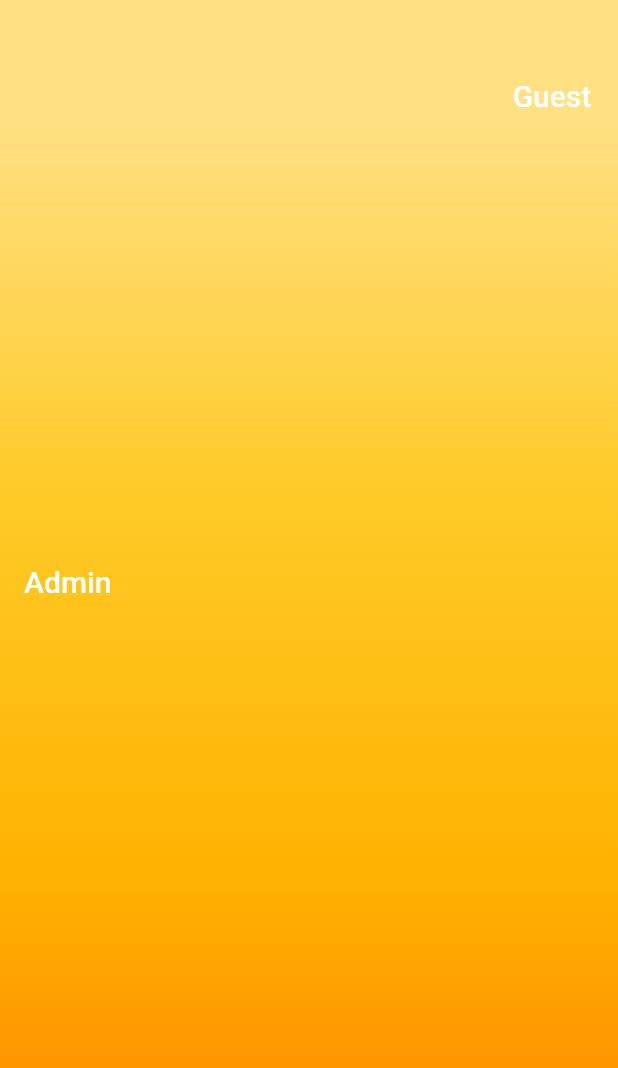
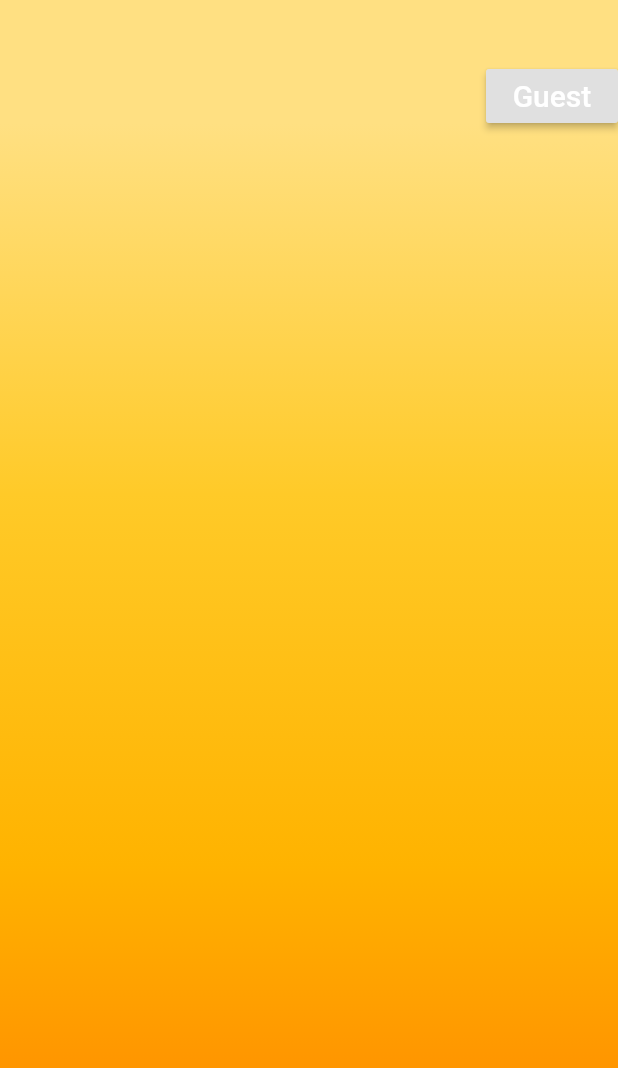
Before and after one commit to Wasivjoey/cups-, a Flutter app: the screen it shows after launch, on a phone screen of 412 x 824 dp. Shown: the top 1068 px of the screen. Run offline on Flutter 3.47's test engine with Material 2 defaults, Android fonts, the light colour scheme and no system bars.

Commit message:
button chanced from flat to raised

```diff
--- a/lib/Home.dart
+++ b/lib/Home.dart
@@ -44,7 +44,7 @@ class Home extends StatefulWidget{
              children: <Widget>[
                Container(
                  alignment: Alignment.centerRight,
-                 child: FlatButton(
+                 child: RaisedButton(
                    onPressed: ()=> print("Guest entry invalid "),
                    child: Text(
                      'Guest',
@@ -83,18 +83,7 @@ class Home extends StatefulWidget{
                     ]
 
                  ),*/
-                  Container(
-                 alignment: Alignment.centerLeft,
-                 child: FlatButton(
-                   onPressed: ()=> print("Admin access ONLY "),
-                   child: Text(
-                     'Admin',
-                     style: TextStyle(
-                       color: Colors.white,
-                       fontSize: 20.0,
-                     ),
-                   ),),
-               ),
+
 
                 ]
                 )
```
